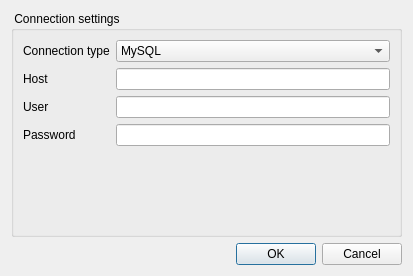
The window that InjectSqlDialog.ui (fritzone/ddm) describes before a commit, drawn with Qt 5.
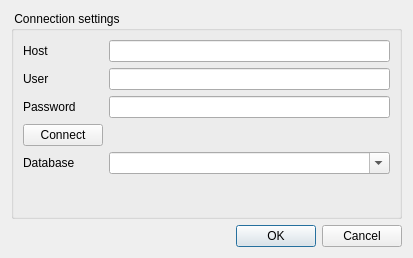
The same window after the commit. Icons and pictures are not drawn.

Commit message: some changes in the uniquness and the Save button hijack

```diff
--- a/InjectSqlDialog.ui
+++ b/InjectSqlDialog.ui
@@ -7,7 +7,7 @@
     <x>0</x>
     <y>0</y>
     <width>413</width>
-    <height>276</height>
+    <height>258</height>
    </rect>
   </property>
   <property name="windowTitle">
@@ -23,43 +23,26 @@
       <property name="fieldGrowthPolicy">
        <enum>QFormLayout::AllNonFixedFieldsGrow</enum>
       </property>
-      <item row="1" column="0">
-       <widget class="QLabel" name="label_3">
-        <property name="text">
-         <string>Connection type</string>
-        </property>
-       </widget>
-      </item>
-      <item row="1" column="1">
-       <widget class="QComboBox" name="comboBox">
-        <item>
-         <property name="text">
-          <string>MySQL</string>
-         </property>
-         <property name="icon">
-          <iconset resource="dbm.qrc">
-           <normaloff>:/images/actions/images/small/mysql.png</normaloff>:/images/actions/images/small/mysql.png</iconset>
-         </property>
-        </item>
-       </widget>
-      </item>
-      <item row="3" column="1">
-       <widget class="QLineEdit" name="txtDatabaseHost"/>
-      </item>
-      <item row="3" column="0">
+      <item row="2" column="0">
        <widget class="QLabel" name="label">
         <property name="text">
          <string>Host</string>
         </property>
        </widget>
       </item>
-      <item row="4" column="0">
+      <item row="2" column="1">
+       <widget class="QLineEdit" name="txtDatabaseHost"/>
+      </item>
+      <item row="3" column="0">
        <widget class="QLabel" name="label_4">
         <property name="text">
          <string>User</string>
         </property>
        </widget>
       </item>
+      <item row="3" column="1">
+       <widget class="QLineEdit" name="txtDatabaseUser"/>
+      </item>
       <item row="5" column="0">
        <widget class="QLabel" name="label_5">
         <property name="text">
@@ -70,8 +53,26 @@
       <item row="5" column="1">
        <widget class="QLineEdit" name="txtDatabasePassword"/>
       </item>
-      <item row="4" column="1">
-       <widget class="QLineEdit" name="txtDatabaseUser"/>
+      <item row="7" column="0">
+       <widget class="QLabel" name="label_2">
+        <property name="text">
+         <string>Database</string>
+        </property>
+       </widget>
+      </item>
+      <item row="7" column="1">
+       <widget class="QComboBox" name="cmbDatabases">
+        <property name="editable">
+         <bool>true</bool>
+        </property>
+       </widget>
+      </item>
+      <item row="6" column="0">
+       <widget class="QPushButton" name="btnConnect">
+        <property name="text">
+         <string>Connect</string>
+        </property>
+       </widget>
       </item>
      </layout>
     </widget>
```
Left out of the diff: 23 changed lines with no effect on the pictures. The commit also changes 9 other files.
